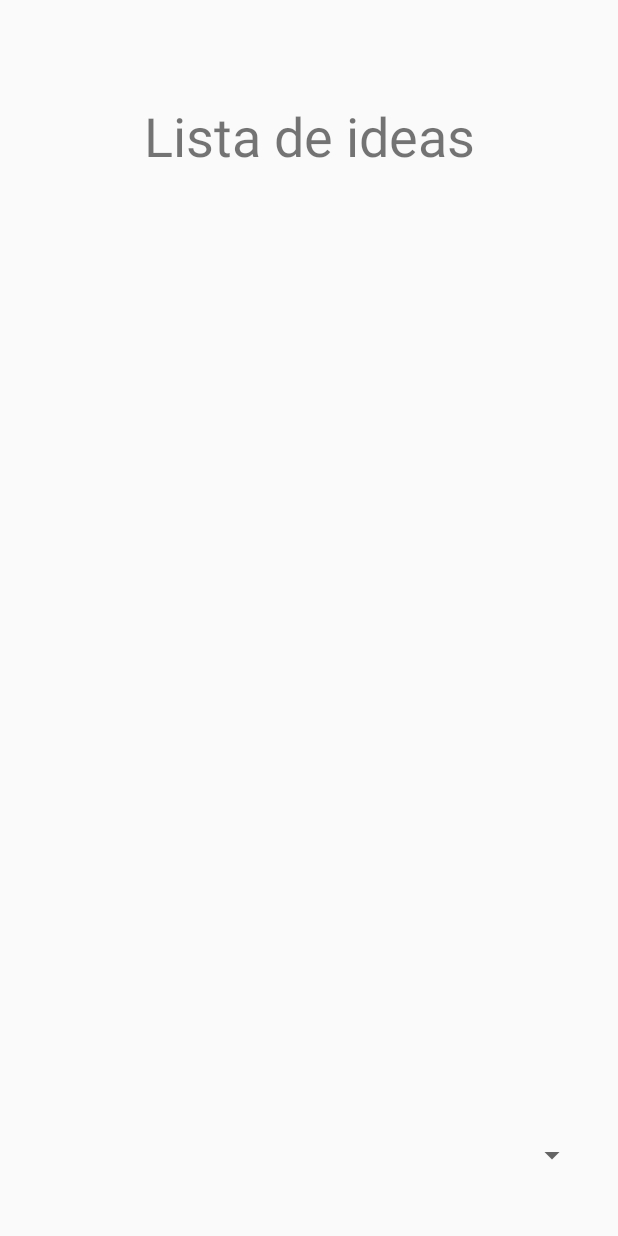
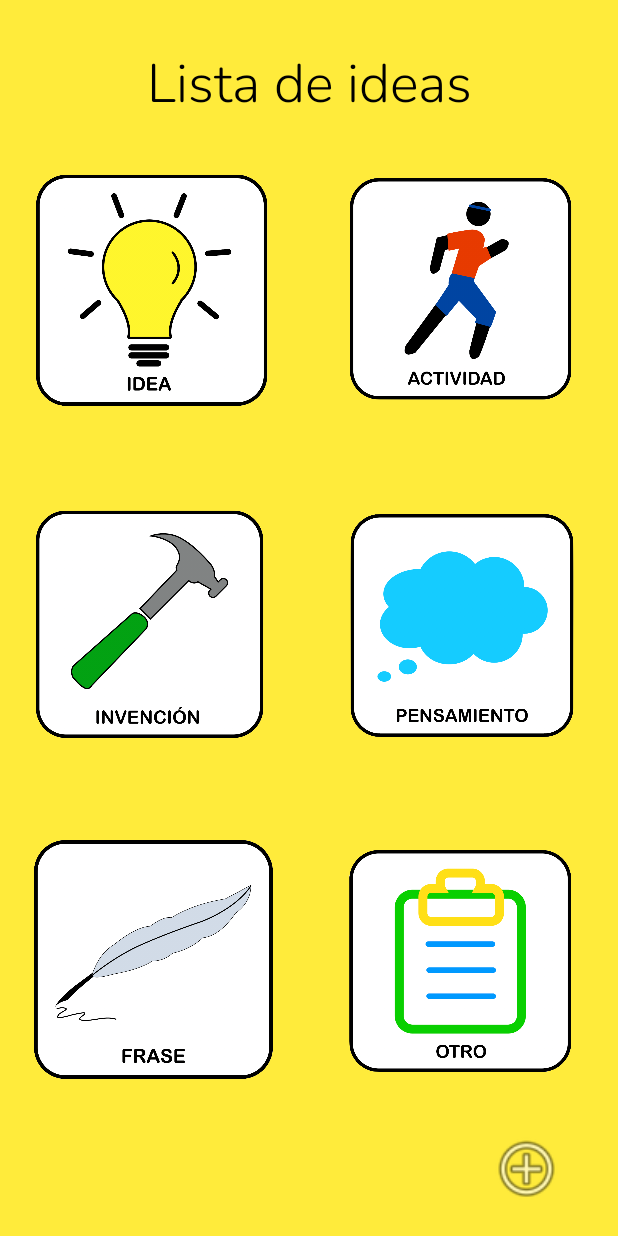
Before and after one commit to eribv94/Idea, an Android app: the layout activity_ideas.xml on its own in the app's theme, with its tools: preview values and no code run, on a phone screen of 412 x 824 dp. Run offline under Robolectric (Android 15) with nearby library versions, the phone set to English and light mode, and no system bars.

Commit message:
Ideas modified and functional

```diff
--- a/app/build.gradle
+++ b/app/build.gradle
@@ -34,4 +34,5 @@ dependencies {
     implementation 'com.google.android.material:material:1.0.0'
     implementation 'com.getbase:floatingactionbutton:1.10.1'
     implementation 'org.apache.commons:commons-io:1.3.2'
+    implementation 'androidx.gridlayout:gridlayout:1.0.0'
 }
--- a/app/src/main/res/layout/activity_ideas.xml
+++ b/app/src/main/res/layout/activity_ideas.xml
@@ -4,41 +4,130 @@
     xmlns:tools="http://schemas.android.com/tools"
     android:layout_width="match_parent"
     android:layout_height="match_parent"
+    android:background="#FFEB3B"
     tools:context=".IdeasActivity">
 
     <TextView
         android:id="@+id/textView"
         android:layout_width="wrap_content"
         android:layout_height="wrap_content"
-        android:layout_marginTop="66dp"
+        android:layout_marginTop="30dp"
+        android:fontFamily="@font/nunito_light"
         android:text="Lista de ideas"
+        android:textColor="#000000"
         android:textSize="36sp"
         app:layout_constraintEnd_toEndOf="parent"
         app:layout_constraintHorizontal_bias="0.5"
         app:layout_constraintStart_toStartOf="parent"
         app:layout_constraintTop_toTopOf="parent" />
 
-    <ListView
-        android:id="@+id/ideasListView"
-        android:layout_width="409dp"
+    <androidx.gridlayout.widget.GridLayout
+        android:id="@+id/gridLayout"
+        android:layout_width="0dp"
         android:layout_height="0dp"
         android:layout_marginStart="1dp"
-        android:layout_marginTop="15dp"
+        android:layout_marginTop="1dp"
         android:layout_marginEnd="1dp"
-        android:layout_marginBottom="25dp"
-        app:layout_constraintBottom_toTopOf="@+id/typesSpinner"
+        android:layout_marginBottom="70dp"
+        app:columnCount="2"
+        app:layout_constraintBottom_toBottomOf="parent"
         app:layout_constraintEnd_toEndOf="parent"
         app:layout_constraintStart_toStartOf="parent"
-        app:layout_constraintTop_toBottomOf="@+id/textView" />
+        app:layout_constraintTop_toBottomOf="@+id/textView"
+        app:rowCount="4">
 
-    <Spinner
-        android:id="@+id/typesSpinner"
+        <ImageView
+            android:id="@+id/imageView3"
+            android:layout_width="0dp"
+            android:layout_height="0dp"
+            android:gravity="fill"
+            android:onClick="ideaTypeSelected"
+            android:padding="15dp"
+            android:tag="0"
+            app:layout_column="0"
+            app:layout_columnWeight="1"
+            app:layout_row="0"
+            app:layout_rowWeight="1"
+            app:srcCompat="@drawable/iconoidea" />
+
+        <ImageView
+            android:id="@+id/imageView4"
+            android:layout_width="0dp"
+            android:layout_height="0dp"
+            android:onClick="ideaTypeSelected"
+            android:padding="15dp"
+            android:tag="1"
+            app:layout_column="1"
+            app:layout_columnWeight="1"
+            app:layout_row="0"
+            app:layout_rowWeight="1"
+            app:srcCompat="@drawable/iconoactividad" />
+
+        <ImageView
+            android:id="@+id/imageView5"
+            android:layout_width="0dp"
+            android:layout_height="0dp"
+            android:onClick="ideaTypeSelected"
+            android:padding="15dp"
+            android:tag="2"
+            app:layout_column="0"
+            app:layout_columnWeight="1"
+            app:layout_row="1"
+            app:layout_rowWeight="1"
+            app:srcCompat="@drawable/iconoinvencion" />
+
+        <ImageView
+            android:id="@+id/imageView6"
+            android:layout_width="0dp"
+            android:layout_height="0dp"
+            android:onClick="ideaTypeSelected"
+            android:padding="15dp"
+            android:tag="3"
+            app:layout_column="1"
+            app:layout_columnWeight="1"
+            app:layout_row="1"
+            app:layout_rowWeight="1"
+            app:srcCompat="@drawable/iconopensamiento" />
+
+        <ImageView
+            android:id="@+id/imageView7"
+            android:layout_width="0dp"
+            android:layout_height="0dp"
+            android:onClick="ideaTypeSelected"
+            android:padding="15dp"
+            android:tag="4"
+            app:layout_column="0"
+            app:layout_columnWeight="1"
+            app:layout_row="2"
+            app:layout_rowWeight="1"
+            app:srcCompat="@drawable/iconofrase" />
+
+        <ImageView
+            android:id="@+id/imageView8"
+            android:layout_width="0dp"
+            android:layout_height="0dp"
+            android:onClick="ideaTypeSelected"
+            android:padding="15dp"
+            android:tag="5"
+            app:layout_column="1"
+            app:layout_columnWeight="1"
+            app:layout_row="2"
+            app:layout_rowWeight="1"
+            app:srcCompat="@drawable/iconootro" />
+    </androidx.gridlayout.widget.GridLayout>
+
+    <ImageView
+        android:id="@+id/imageView2"
         android:layout_width="0dp"
-        android:layout_height="27dp"
-        android:layout_marginStart="20dp"
-        android:layout_marginEnd="20dp"
-        android:layout_marginBottom="40dp"
+        android:layout_height="0dp"
+        android:layout_marginStart="320dp"
+        android:layout_marginEnd="30dp"
+        android:onClick="addIdea"
+        android:paddingBottom="20dp"
         app:layout_constraintBottom_toBottomOf="parent"
         app:layout_constraintEnd_toEndOf="parent"
-        app:layout_constraintStart_toStartOf="parent" />
+        app:layout_constraintStart_toStartOf="parent"
+        app:layout_constraintTop_toBottomOf="@+id/gridLayout"
+        app:srcCompat="@android:drawable/ic_menu_add" />
+
 </androidx.constraintlayout.widget.ConstraintLayout>
```
Also changed, not shown: app/src/main/java/com/velsrom/idea/IdeasActivity.java (+74 -106 lines), app/src/main/java/com/velsrom/idea/MainActivity.java (+8 -41 lines), app/src/main/java/com/velsrom/idea/QueryCreator.java (added, +42 -0 lines), app/src/main/res/drawable-v24/actividad.png (added), app/src/main/res/drawable-v24/citar.png (added), app/src/main/res/drawable-v24/emoji.png (added), app/src/main/res/drawable-v24/iconoactividad.png (added), app/src/main/res/drawable-v24/iconofrase.png (added), app/src/main/res/drawable-v24/iconoidea.png (added), app/src/main/res/drawable-v24/iconoinvencion.png (added), app/src/main/res/drawable-v24/iconootro.png (added), app/src/main/res/drawable-v24/iconopensamiento.png (added), app/src/main/res/drawable-v24/idea.png (added), app/src/main/res/drawable-v24/martillo.png (added), 1 more files, 1 other file.
